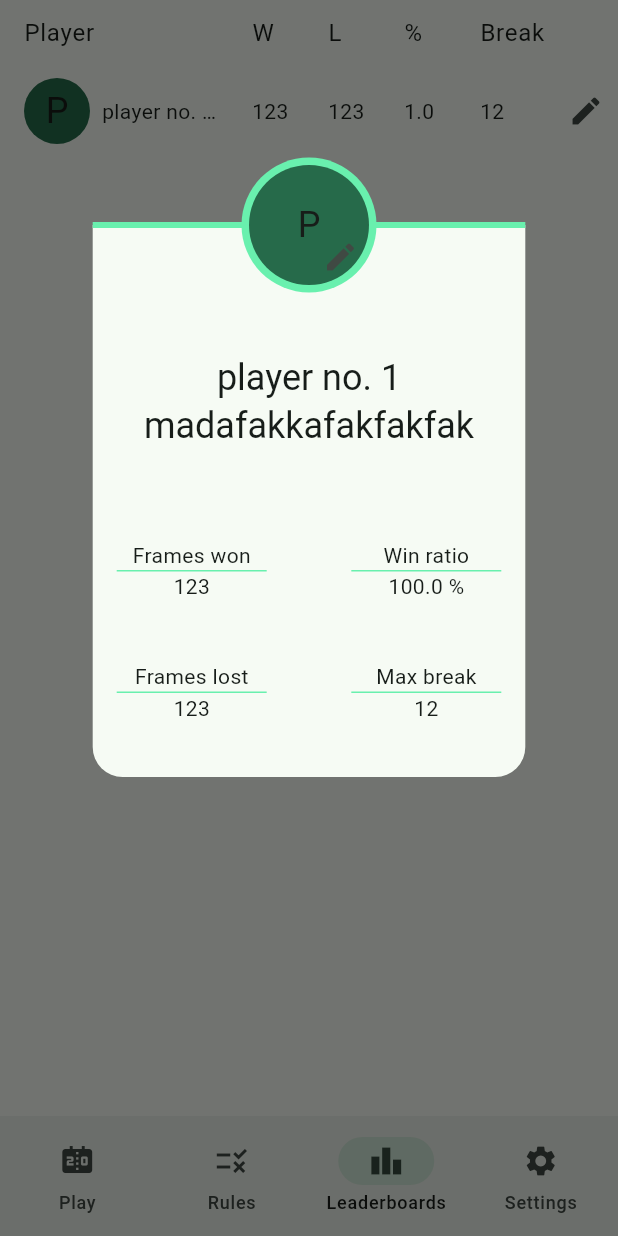
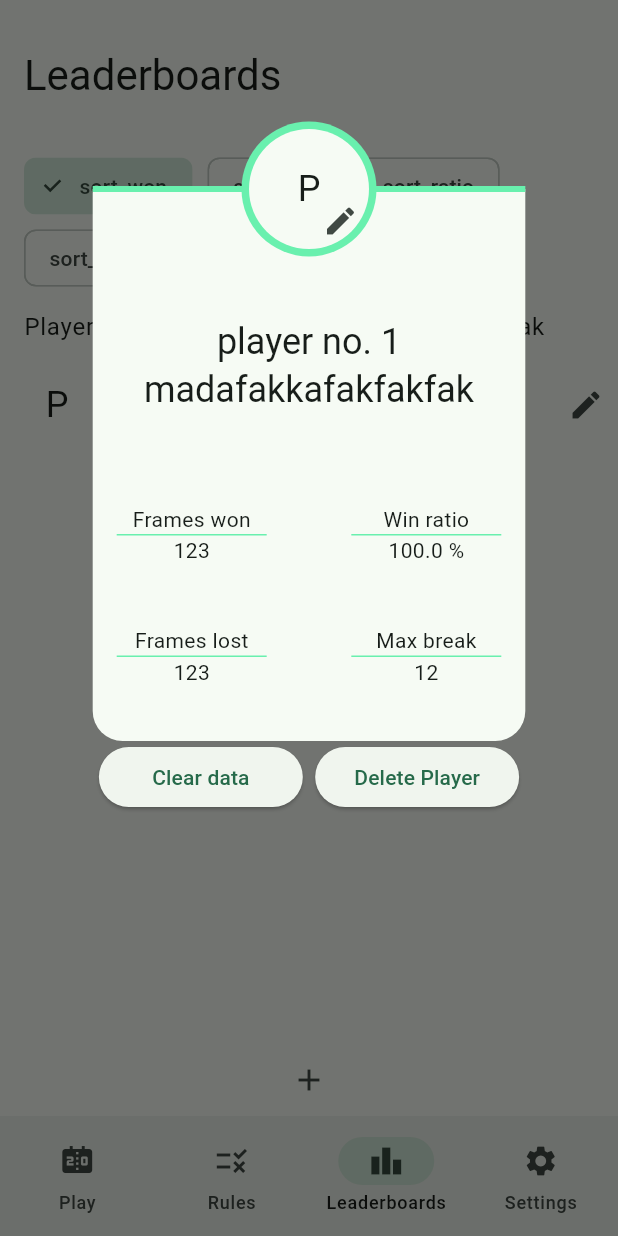
Before and after one commit to itskck/Snooker-app, a Flutter app: the screen it shows after launch, item 3 of the bottom bar chosen, after a tap on the "add" icon, after a tap on the "edit" icon, on a phone screen of 412 x 824 dp. Run offline on Flutter 3.47's test engine with Material 2 defaults, Android fonts, the phone set to English and light mode, and no system bars; our stand-ins replace bloc, easy_localization, equatable, flutter_bloc, freezed_annotation, hydrated_bloc and 3 more.

Commit message:
added leaderboards new ui and language cubit

```diff
--- a/assets/translations/en.json
+++ b/assets/translations/en.json
@@ -14,5 +14,7 @@
     "stat_frames_won": "Frames won",
     "stat_frames_lost": "Frames lost",
     "stat_win_ratio": "Win ratio",
-    "stat_max_break": "Max break"
+    "stat_max_break": "Max break",
+    "clear_data": "Clear data",
+    "delete_player": "Delete Player"
 }
--- a/assets/translations/pl.json
+++ b/assets/translations/pl.json
@@ -14,5 +14,7 @@
     "stat_frames_won": "Frejmy wygrane",
     "stat_frames_lost": "Frejmy przegrane",
     "stat_win_ratio": "Procent wygranych",
-    "stat_max_break": "Największy break"
+    "stat_max_break": "Największy break",
+    "clear_data": "Wyczyść dane",
+    "delete_player": "Usuń gracza"
 }
--- a/lib/bloc/players/players_cubit.dart
+++ b/lib/bloc/players/players_cubit.dart
@@ -1,6 +1,7 @@
 import 'package:equatable/equatable.dart';
 import 'package:flutter/foundation.dart';
 import 'package:hydrated_bloc/hydrated_bloc.dart';
+import 'package:image_picker/image_picker.dart';
 import 'package:snookerpad/models/player/player.dart';
 import 'package:snookerpad/utils/enums.dart';
 import 'package:snookerpad/utils/utils.dart';
@@ -12,6 +13,19 @@ class PlayersCubit extends HydratedCubit<PlayersState> {
 
   List<Player> get players =>
       state is PlayersWithData ? (state as PlayersWithData).players : [];
+
+  Future<void> updateImage(Player player) async {
+    final ImagePicker picker = ImagePicker();
+    final XFile? newImage = await picker.pickImage(
+      source: ImageSource.gallery,
+      imageQuality: 30,
+      preferredCameraDevice: CameraDevice.front,
+    );
+    if (newImage == null) return;
+
+    final bytes = await newImage.readAsBytes();
+    editPlayer(player, image: bytes);
+  }
 
   void addPlayer(Player player) {
     List<Player> newPlayerList = players;
--- a/lib/ui/screens/home/leaderboard.dart
+++ b/lib/ui/screens/home/leaderboard.dart
@@ -1,10 +1,13 @@
+import 'package:easy_localization/easy_localization.dart';
 import 'package:flutter/material.dart';
 import 'package:flutter_bloc/flutter_bloc.dart';
 import 'package:snookerpad/bloc/players/players_cubit.dart';
+import 'package:snookerpad/core/app.dart';
 import 'package:snookerpad/models/player/player.dart';
 import 'package:snookerpad/ui/widgets/common/loading_widget.dart';
 import 'package:snookerpad/ui/widgets/leaderboard/leaderboard_row.dart';
 import 'package:snookerpad/ui/widgets/leaderboard/leaderboard_title.dart';
+import 'package:snookerpad/ui/widgets/leaderboard/sort_chips.dart';
 
 class Leaderboard extends StatefulWidget {
   const Leaderboard({super.key});
@@ -19,10 +22,20 @@ class _LeaderboardState extends State<Leaderboard> {
     return BlocBuilder<PlayersCubit, PlayersState>(
       builder: (context, state) {
         if (state is PlayersWithData) {
-          return SingleChildScrollView(
-            physics: BouncingScrollPhysics(),
-            child: Column(
+          return Column(
+            crossAxisAlignment: CrossAxisAlignment.start,
             children: [
+              Padding(
+                padding: const EdgeInsets.symmetric(
+                  horizontal: 16,
+                  vertical: 32,
+                ),
+                child: Text(
+                  tr('leaderboard'),
+                  style: Theme.of(context).textTheme.headline4,
+                ),
+              ),
+              const SortChips(),
               Padding(
                 padding: const EdgeInsets.symmetric(
                   vertical: 10,
@@ -30,8 +43,9 @@ class _LeaderboardState extends State<Leaderboard> {
                 ),
                 child: const LeaderboardTitle(),
               ),
-                ListView.separated(
-                  physics: NeverScrollableScrollPhysics(),
+              Expanded(
+                child: ListView.separated(
+                  physics: BouncingScrollPhysics(),
                   shrinkWrap: true,
                   itemCount: state.players.length,
                   itemBuilder: (BuildContext context, int index) {
@@ -56,7 +70,9 @@ class _LeaderboardState extends State<Leaderboard> {
                     );
                   },
                 ),
-                IconButton(
+              ),
+              Center(
+                child: IconButton(
                   onPressed: () {
                     BlocProvider.of<PlayersCubit>(context).addPlayer(
                       Player(
@@ -69,9 +85,9 @@ class _LeaderboardState extends State<Leaderboard> {
                     );
                   },
                   icon: Icon(Icons.add),
+                ),
               )
             ],
-            ),
           );
         } else if (state is PlayersChangingState) {
           return LoadingWidget();
--- a/lib/ui/screens/user/player_page.dart
+++ b/lib/ui/screens/user/player_page.dart
@@ -32,10 +32,12 @@ class _PlayerPageState extends State<PlayerPage> {
       mainAxisAlignment: MainAxisAlignment.center,
       children: [
         PlayerInfoBar(player: widget.player),
-        Column(
+        SizedBox(
+          width: MediaQuery.of(context).size.width * 0.7,
+          child: Column(
+            crossAxisAlignment: CrossAxisAlignment.center,
             children: [
-            Container(
-              width: MediaQuery.of(context).size.width * 0.7,
+              DecoratedBox(
                 decoration: BoxDecoration(
                   color: Theme.of(context).cardColor,
                   borderRadius: BorderRadius.only(
@@ -62,10 +64,36 @@ class _PlayerPageState extends State<PlayerPage> {
                   ),
                 ),
               ),
+              Row(
+                mainAxisAlignment: MainAxisAlignment.spaceAround,
+                children: [
+                  ElevatedButton(
+                    onPressed: () {},
+                    child: Text(tr('clear_data')),
+                    style: ElevatedButton.styleFrom(
+                      fixedSize: Size(
+                        MediaQuery.of(context).size.width * 0.33,
+                        40,
+                      ),
+                    ),
+                  ),
+                  ElevatedButton(
+                    onPressed: () {},
+                    child: Text(tr('delete_player')),
+                    style: ElevatedButton.styleFrom(
+                      fixedSize: Size(
+                        MediaQuery.of(context).size.width * 0.33,
+                        40,
+                      ),
+                    ),
+                  ),
+                ],
+              ),
               SizedBox(
                 height: MediaQuery.of(context).size.height / 4,
-            )
+              ),
             ],
+          ),
         )
       ],
     );
--- a/lib/ui/widgets/leaderboard/leaderboard_row.dart
+++ b/lib/ui/widgets/leaderboard/leaderboard_row.dart
@@ -71,10 +71,6 @@ class _LeaderboardRowState extends State<LeaderboardRow> {
                 PlayerPage(
                   player: widget.player,
                 ),
-              ).then(
-                (value) => setState(
-                  () {},
-                ),
               );
             },
           ),
--- /dev/null
+++ b/lib/ui/widgets/leaderboard/sort_chips.dart
@@ -0,0 +1,41 @@
+import 'package:easy_localization/easy_localization.dart';
+import 'package:flutter/material.dart';
+import 'package:snookerpad/utils/enums.dart';
+import 'package:snookerpad/utils/utils.dart';
+
+class SortChips extends StatefulWidget {
+  const SortChips({super.key});
+
+  @override
+  State<SortChips> createState() => _SortChipsState();
+}
+
+class _SortChipsState extends State<SortChips> {
+  int? value = 0;
+  @override
+  Widget build(BuildContext context) {
+    return Align(
+      alignment: Alignment.centerLeft,
+      child: Padding(
+        padding: const EdgeInsets.symmetric(horizontal: 16),
+        child: Wrap(
+          spacing: 10,
+          children: List<ChoiceChip>.generate(
+            sortTypes.values.length,
+            (index) => ChoiceChip(
+              label: Text(
+                sortTypeToTitle(sortTypes.values[index]),
+              ),
+              selected: value == index,
+              onSelected: (selected) {
+                setState(() {
+                  value = selected ? index : null;
+                });
+              },
+            ),
+          ),
+        ),
+      ),
+    );
+  }
+}
--- a/lib/ui/widgets/player/player_avatar.dart
+++ b/lib/ui/widgets/player/player_avatar.dart
@@ -16,17 +16,16 @@ class PlayerAvatar extends StatelessWidget {
   Widget build(BuildContext context) {
     return CircleAvatar(
       maxRadius: radius,
-      backgroundColor: Theme.of(context).primaryColor,
+      backgroundColor: Theme.of(context).backgroundColor,
+      foregroundImage:
+          player.picture != null ? Image.memory(player.picture!).image : null,
       child: player.picture == null
           ? Text(
               player.name[0].toUpperCase(),
               style: Theme.of(context).textTheme.headline5,
               textAlign: TextAlign.center,
             )
-          : Image.memory(
-              player.picture!,
-              fit: BoxFit.contain,
-            ),
+          : CircularProgressIndicator(),
     );
   }
 }
--- a/lib/utils/utils.dart
+++ b/lib/utils/utils.dart
@@ -1,5 +1,7 @@
+import 'package:easy_localization/easy_localization.dart';
 import 'package:flutter/material.dart';
 import 'package:snookerpad/models/player/player.dart';
+import 'package:snookerpad/utils/enums.dart';
 
 Future<void> showDialogWindow(BuildContext context, Widget content) {
   return showDialog(
@@ -14,3 +16,16 @@ int getMaxId(List<Player> players) {
   sortedById.sort((a, b) => a.id.compareTo(b.id));
   return sortedById.last.id;
 }
+
+String sortTypeToTitle(sortTypes type) {
+  switch (type) {
+    case sortTypes.won:
+      return tr('sort_won');
+    case sortTypes.lost:
+      return tr('sort_lost');
+    case sortTypes.ratio:
+      return tr('sort_ratio');
+    case sortTypes.maxbreak:
+      return tr('sort_break');
+  }
+}
--- a/pubspec.yaml
+++ b/pubspec.yaml
@@ -23,6 +23,7 @@ dependencies:
   json_annotation: ^4.6.0
   json_serializable: ^6.3.1
   localization: ^2.1.0
+  lottie: ^1.4.3
   path_provider: ^2.0.11
   routemaster: ^1.0.1
   shared_preferences: ^2.0.15
```
Also changed, not shown: lib/bloc/language/language_cubit.dart (added, +8 -0 lines), lib/bloc/language/language_state.dart (added, +10 -0 lines), lib/ui/screens/screen_with_appbar.dart (added, +26 -0 lines), lib/ui/widgets/player/player_info_bar.dart (+7 -13 lines), pubspec.lock. Lines whose indentation alone changed are shown as unchanged.
